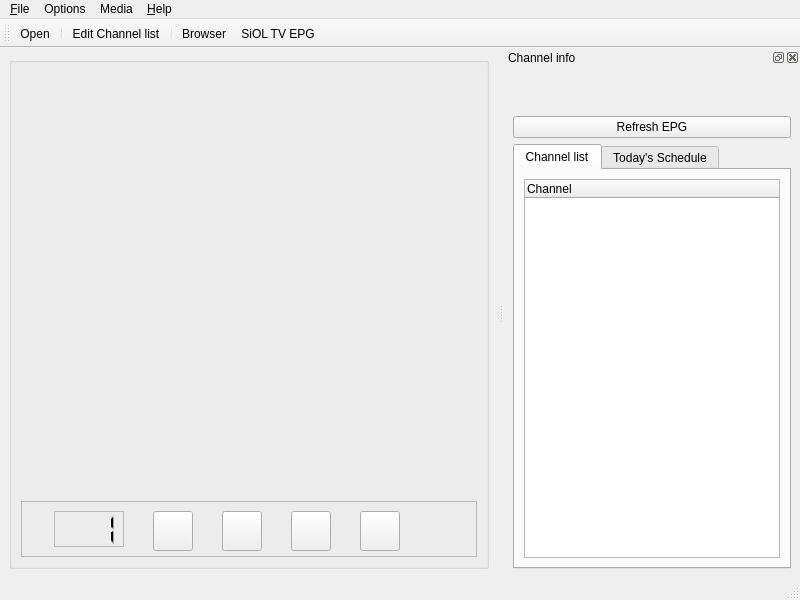
Old version of the form ui/Tano.ui in the repository ntadej/tano.
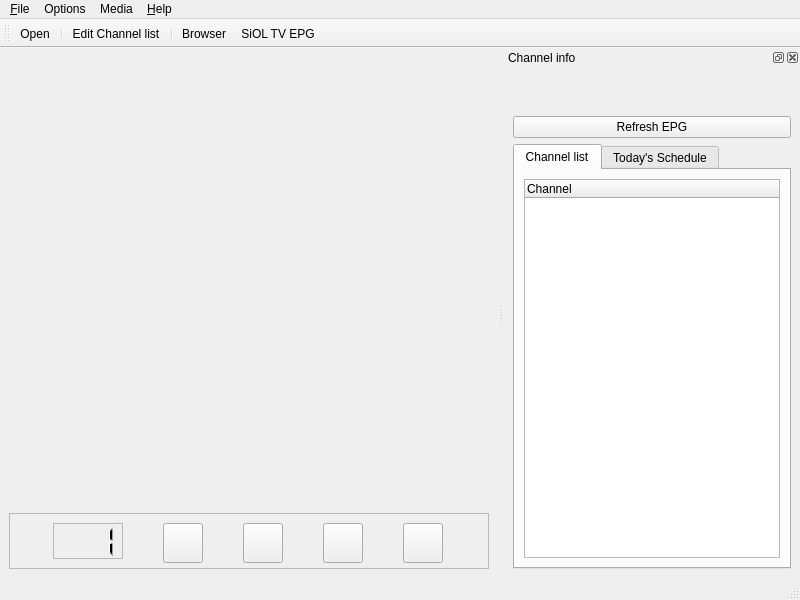
New version of the form. Icons and pictures are not drawn. Custom widgets are drawn as their Qt base class.

Diff of the .ui file:
```diff
--- a/ui/Tano.ui
+++ b/ui/Tano.ui
@@ -17,19 +17,7 @@
     <normaloff>:/icons/images/tano.png</normaloff>:/icons/images/tano.png</iconset>
   </property>
   <widget class="QWidget" name="centralwidget" >
-   <layout class="QVBoxLayout" name="verticalLayout_2" >
-    <item>
-     <widget class="QGroupBox" name="videoBox" >
-      <property name="sizePolicy" >
-       <sizepolicy vsizetype="Expanding" hsizetype="Preferred" >
-        <horstretch>0</horstretch>
-        <verstretch>0</verstretch>
-       </sizepolicy>
-      </property>
-      <property name="title" >
-       <string/>
-      </property>
-      <layout class="QVBoxLayout" name="_2" >
+   <layout class="QVBoxLayout" name="centralLayout" >
        <item>
         <widget class="Video" native="1" name="videoWidget" />
        </item>
@@ -208,25 +196,6 @@
               <height>32</height>
              </size>
             </property>
-           </widget>
-          </item>
-          <item>
-           <spacer name="horizontalSpacer" >
-            <property name="orientation" >
-             <enum>Qt::Horizontal</enum>
-            </property>
-            <property name="sizeType" >
-             <enum>QSizePolicy::Minimum</enum>
-            </property>
-            <property name="sizeHint" stdset="0" >
-             <size>
-              <width>40</width>
-              <height>20</height>
-             </size>
-            </property>
-           </spacer>
-          </item>
-         </layout>
         </widget>
        </item>
       </layout>
```
Lines whose indentation alone changed are shown as unchanged.
